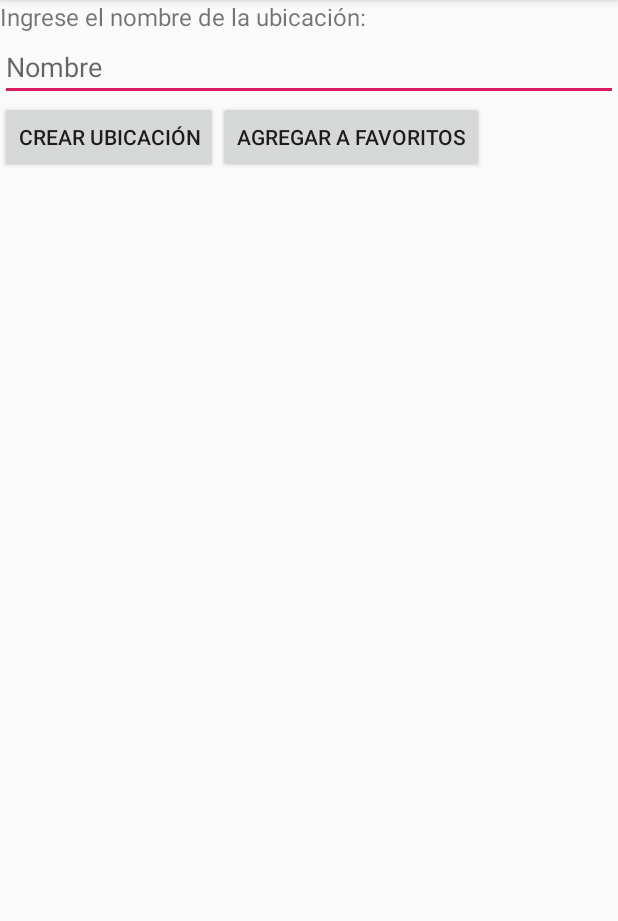
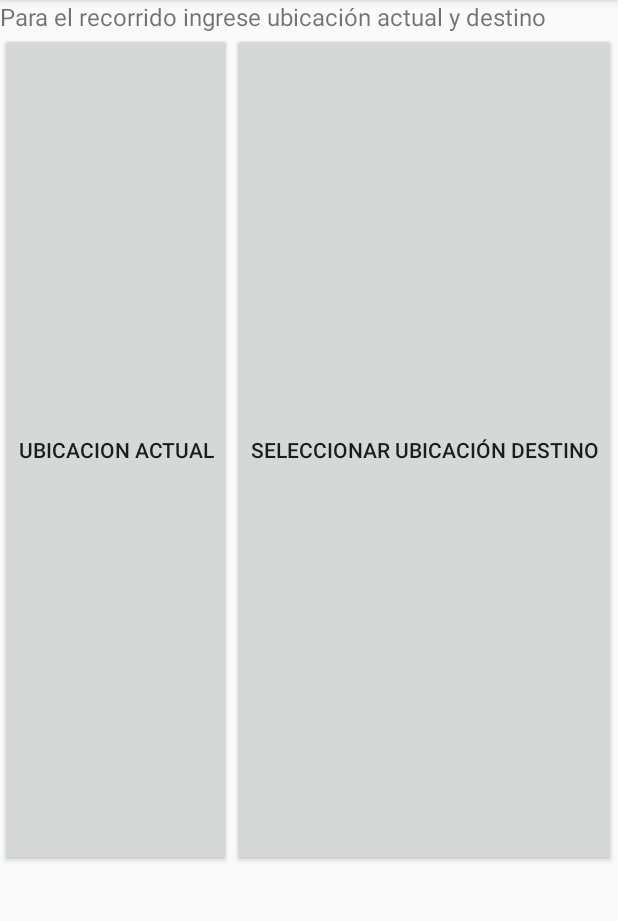
Before and after one commit to BrunoARodriguez/trabajo_finaldam, an Android app: the LocationActivity screen opened directly, with no data from a screen before it, on a phone screen of 412 x 824 dp, the part 84-1005 px from its top. Run offline under Robolectric (Android 15) with nearby library versions, the phone set to English and light mode, and no system bars; 2 statements that could not run were skipped.

Commit message:
agregando los botones actual y destino y algo de apy place

```diff
--- a/app/src/main/java/com/dam/damtreb/LocationActivity.java
+++ b/app/src/main/java/com/dam/damtreb/LocationActivity.java
@@ -1,43 +1,113 @@
 package com.dam.damtreb;
 
+import androidx.annotation.NonNull;
+import androidx.annotation.Nullable;
+import androidx.annotation.StringRes;
 import androidx.appcompat.app.AppCompatActivity;
 
 import android.content.Intent;
+import android.os.AsyncTask;
 import android.os.Bundle;
 import android.view.View;
 import android.widget.Button;
 import android.widget.EditText;
+import android.widget.Toast;
 
+import com.dam.damtreb.dao.LocationDao;
+import com.dam.damtreb.dao.RepositoryDataBase;
 import com.dam.damtreb.domain.Location;
+import com.google.android.gms.common.api.Status;
+import com.google.android.libraries.places.api.Places;
+import com.google.android.libraries.places.api.model.Place;
+import com.google.android.libraries.places.api.net.PlacesClient;
 
+import com.google.android.libraries.places.api.net.FindAutocompletePredictionsRequest;
+import com.google.android.libraries.places.widget.AutocompleteSupportFragment;
+import com.google.android.libraries.places.widget.listener.PlaceSelectionListener;
+
+import java.lang.reflect.Array;
+import java.util.Arrays;
+import java.util.List;
 import java.util.Map;
 
 public class LocationActivity extends AppCompatActivity {
-private EditText etNombre;
-private Button btnCrear;
-private  Button btnAgregarFavorito;
+    //flags
+    int AUTO_COMPLETE_REQUEST = 1;
+    int MY_LOCATION_REQUEST = 0;
+    //widget
+    private Button btnMyLocation;
+    private Button btnLocationDest;
+    private Button btnAgregarFavorito;
     //variables
-    private Location location;
-    private  String nombre;
+    private Location locationStart;
+    private Location locationFinish;
+    private String nombre;
 
     @Override
     protected void onCreate(Bundle savedInstanceState) {
         super.onCreate(savedInstanceState);
         setContentView(R.layout.activity_location);
-    etNombre = (EditText) findViewById(R.id.etNombre);
-    btnCrear = (Button) findViewById(R.id.btnCrearLocation);
+
+        btnMyLocation = (Button) findViewById(R.id.btnMyLocation);
+        btnLocationDest = (Button) findViewById(R.id.btnLocationDest);
         btnAgregarFavorito = (Button) findViewById(R.id.btnAgregarFav);
+        Places.initialize(getApplicationContext(), String.valueOf(R.string.clave_apy_5));
 
+        PlacesClient placesClient = Places.createClient(getApplicationContext());
 
-btnCrear.setOnClickListener(new View.OnClickListener() {
+        btnMyLocation.setOnClickListener(new View.OnClickListener() {
             @Override
             public void onClick(View view) {
-nombre = etNombre.getText().toString();
-location = new Location(nombre,0.0,0.0);
                 Intent intent = new Intent(LocationActivity.this, MapsActivity.class);
-        startActivity(intent);
+                startActivityForResult(intent, MY_LOCATION_REQUEST);
+            }
+        });
+        btnLocationDest.setOnClickListener(new View.OnClickListener() {
+            @Override
+            public void onClick(View view) {
+btnAgregarFavorito.setVisibility(View.VISIBLE);
+Intent intent = new Intent(LocationActivity.this, AutocompleteActivity.class);
+startActivityForResult(intent, AUTO_COMPLETE_REQUEST);
+
+            }
+        });
+        btnAgregarFavorito.setOnClickListener(new View.OnClickListener() {
+            @Override
+            public void onClick(View view) {
+                SaveLocation tareaLocation = new SaveLocation();
+                tareaLocation.execute(locationFinish);
 
             }
         });
     }
+
+@Override
+protected void onActivityResult(int requestCode, int resultCode, @Nullable Intent data) {
+
     }
+
+
+    class SaveLocation extends AsyncTask<Location, Void, Void> {
+
+        @Override
+        protected Void doInBackground(Location... locations) {
+            LocationDao dao = RepositoryDataBase.getInstance(LocationActivity.this)
+                    .getMyDataBase().locationDao();
+            if (locations[0].getId() != null) {
+                dao.actualizarLocation(locations[0]);
+            } else {
+                dao.insertarLocation(locations[0]);
+            }
+            return null;
+        }
+
+        @Override
+        protected void onPostExecute(Void aVoid) {
+            super.onPostExecute(aVoid);
+            Toast.makeText(LocationActivity.this, "Se guardó la ubicación en favoritos", Toast.LENGTH_LONG).show();
+            Intent intent = new Intent(LocationActivity.this, MainActivity.class);
+            startActivity(intent);
+
+        }
+    }
+}
--- a/app/src/main/java/com/dam/damtreb/dao/RepositoryDataBase.java
+++ b/app/src/main/java/com/dam/damtreb/dao/RepositoryDataBase.java
@@ -23,4 +23,10 @@ public  static RepositoryDataBase getInstance(Context ctx) {
     }
 return  repo;
 }
+
+    public MyDataBase getMyDataBase() {
+        return myDataBase;
+    }
+
+
 }
--- a/app/src/main/res/layout/activity_location.xml
+++ b/app/src/main/res/layout/activity_location.xml
@@ -13,28 +13,33 @@
     android:textSize="@dimen/etiquetas"
     android:text="@string/texto_location"/>
 
-    <EditText
-        android:layout_width="match_parent"
-        android:layout_height="wrap_content"
-        android:id="@+id/etNombre"
-        android:hint="Nombre"
-        android:inputType="text"/>
 
     <LinearLayout
         android:layout_width="match_parent"
         android:layout_height="wrap_content"
-        android:orientation="horizontal">
+        android:orientation="horizontal"
+        >
 <Button
     android:layout_width="wrap_content"
     android:layout_height="match_parent"
-    android:id="@+id/btnCrearLocation"
-    android:text="@string/btn_crear_ubicacion"/>
+    android:id="@+id/btnMyLocation"
+    android:text="@string/btn_ubicacion_actual"/>
         <Button
             android:layout_width="wrap_content"
             android:layout_height="match_parent"
-            android:id="@+id/btnAgregarFav"
-            android:text="@string/btn_agregar_fav"/>
-
+            android:text="@string/btn_ubicacion_destino"
+            android:id="@+id/btnLocationDest"/>
+<Button
+    android:layout_width="wrap_content"
+    android:layout_height="match_parent"
+android:text="@string/btn_ver"
+    android:id="@+id/btnVerFavoritas"/>
     </LinearLayout>
+    <Button
+        android:layout_width="match_parent"
+        android:layout_height = "wrap_content"
+        android:id="@+id/btnAgregarFav"
+        android:text="@string/btn_agregar_fav"
+        android:visibility="gone"/>
 
 </LinearLayout>
--- a/app/src/main/res/values/strings.xml
+++ b/app/src/main/res/values/strings.xml
@@ -4,10 +4,11 @@
     <string name="text_main_2">Selecciona una opción:</string>
     <string name="btn_billetes">Leer billetes</string>
     <string name="btn_agregar_ubicacion">Agregar una ubicacion</string>
-    <string name="btn_ver">Ver ubicaciones</string>
+    <string name="btn_ver">Seleccionar favorita para destino</string>
     <string name="btn_volver">Volver a menú</string>
-    <string name="texto_location">Ingrese el nombre de la ubicación:</string>
-    <string name="btn_crear_ubicacion">Crear ubicación</string>
+    <string name="texto_location">Para el recorrido ingrese ubicación actual y destino</string>
+    <string name="btn_ubicacion_actual">Ubicacion actual</string>
+    <string name="btn_ubicacion_destino">Seleccionar ubicación destino</string>
     <string name="btn_agregar_fav">Agregar a favoritos</string>
     <string name="title_activity_maps">Map</string>
 </resources>
```
Also changed, not shown: app/src/main/AndroidManifest.xml (+7 -4 lines), app/src/main/java/com/dam/damtreb/AutocompleteActivity.java (added, +42 -0 lines), app/src/main/java/com/dam/damtreb/MapsActivity.java (+19 -0 lines), app/src/main/java/com/dam/damtreb/domain/Location.java (+18 -8 lines), app/src/main/res/layout/activity_autocomplete.xml (added, +16 -0 lines), app/src/main/res/layout/activity_main.xml (+6 -7 lines). Lines whose indentation alone changed are shown as unchanged.
